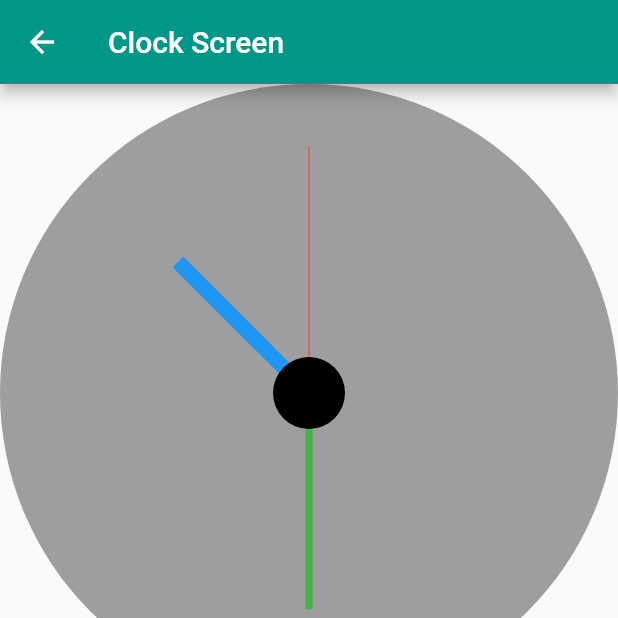
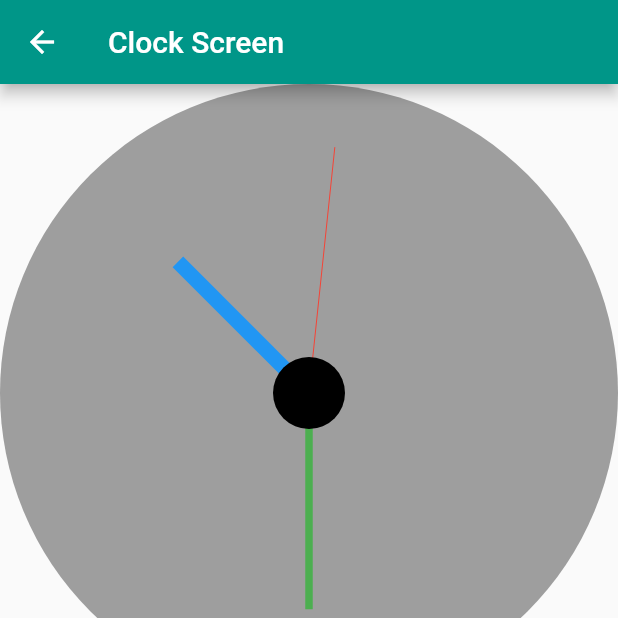
Before and after one commit to yoesuv/GetX-Playground, a Flutter app: the screen it shows after launch, after a tap on "Clock", on a phone screen of 412 x 824 dp, the top half of it. Run offline on Flutter 3.47's test engine with Material 2 defaults, Android fonts, the phone set to English and light mode, and no system bars; our stand-ins replace get, image_picker, permission_handler.

Commit message:
:sparkles: clock function

```diff
--- a/lib/src/core/bindings/app_bindings.dart
+++ b/lib/src/core/bindings/app_bindings.dart
@@ -1,6 +1,7 @@
 import 'package:get/get.dart';
 import 'package:my_getx_playground/src/core/repositories/post_repository.dart';
 import 'package:my_getx_playground/src/core/repositories/user_repository.dart';
+import 'package:my_getx_playground/src/menu/clock/clock_controller.dart';
 import 'package:my_getx_playground/src/menu/counter/counter_controller.dart';
 import 'package:my_getx_playground/src/menu/form/form_controller.dart';
 import 'package:my_getx_playground/src/menu/form/form_result_controller.dart';
@@ -59,3 +60,10 @@ class InfiniteScrollBinding implements Bindings {
     );
   }
 }
+
+class ClockBinding implements Bindings {
+  @override
+  void dependencies() {
+    Get.lazyPut(() => ClockController());
+  }
+}
--- a/lib/src/core/routes/app_route.dart
+++ b/lib/src/core/routes/app_route.dart
@@ -52,5 +52,6 @@ final List<GetPage> appRoute = [
   GetPage(
     name: ClockScreen.routeName,
     page: () => const ClockScreen(),
+    binding: ClockBinding(),
   ),
 ];
--- /dev/null
+++ b/lib/src/menu/clock/clock_controller.dart
@@ -0,0 +1,13 @@
+import 'dart:async';
+
+import 'package:get/get.dart';
+
+class ClockController extends GetxController {
+  final dateTime = Rx<DateTime>(DateTime.now());
+
+  void startClock() {
+    Timer.periodic(const Duration(seconds: 1), (timer) {
+      dateTime.value = DateTime.now();
+    });
+  }
+}
--- a/lib/src/menu/clock/clock_screen.dart
+++ b/lib/src/menu/clock/clock_screen.dart
@@ -1,14 +1,18 @@
 import 'dart:math';
 
 import 'package:flutter/material.dart';
+import 'package:get/get.dart';
+import 'package:my_getx_playground/src/menu/clock/clock_controller.dart';
 
-class ClockScreen extends StatelessWidget {
+class ClockScreen extends GetView<ClockController> {
   static const routeName = '/clock';
   const ClockScreen({Key? key}) : super(key: key);
 
   @override
   Widget build(BuildContext context) {
-    return Scaffold(
+    controller.startClock();
+    return Obx(
+      () => Scaffold(
         appBar: AppBar(
           title: const Text('Clock Screen'),
         ),
@@ -18,27 +22,30 @@ class ClockScreen extends StatelessWidget {
             AspectRatio(
               aspectRatio: 1,
               child: Container(
-              //color: Colors.black,
-              decoration: BoxDecoration(
+                decoration: const BoxDecoration(
                   color: Colors.grey,
                   shape: BoxShape.circle,
                 ),
                 child: Transform.rotate(
                   angle: -pi / 2,
                   child: CustomPaint(
-                  painter: ClockPainter(),
+                    painter: ClockPainter(dateTime: controller.dateTime.value),
                   ),
                 ),
               ),
             ),
           ],
         ),
+      ),
     );
   }
 }
 
 class ClockPainter extends CustomPainter {
-  final DateTime dateTime = DateTime.now();
+  final DateTime dateTime;
+
+  ClockPainter({required this.dateTime});
+
   @override
   void paint(Canvas canvas, Size size) {
     double centerX = size.width / 2;
```
Lines whose indentation alone changed are shown as unchanged.
